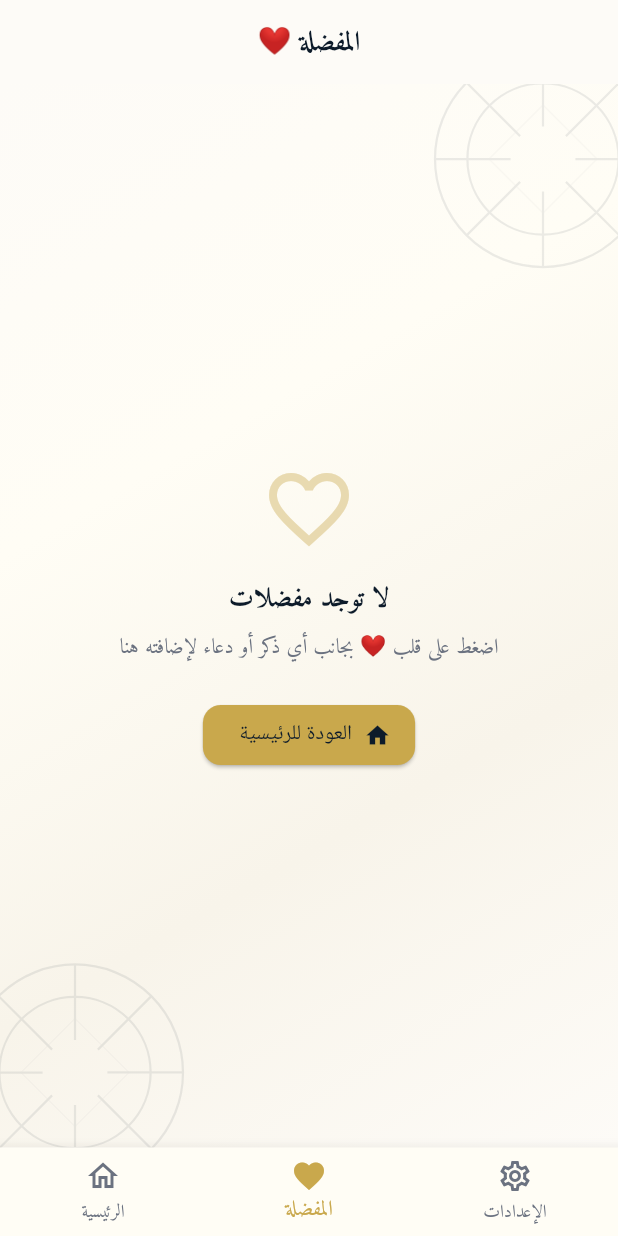
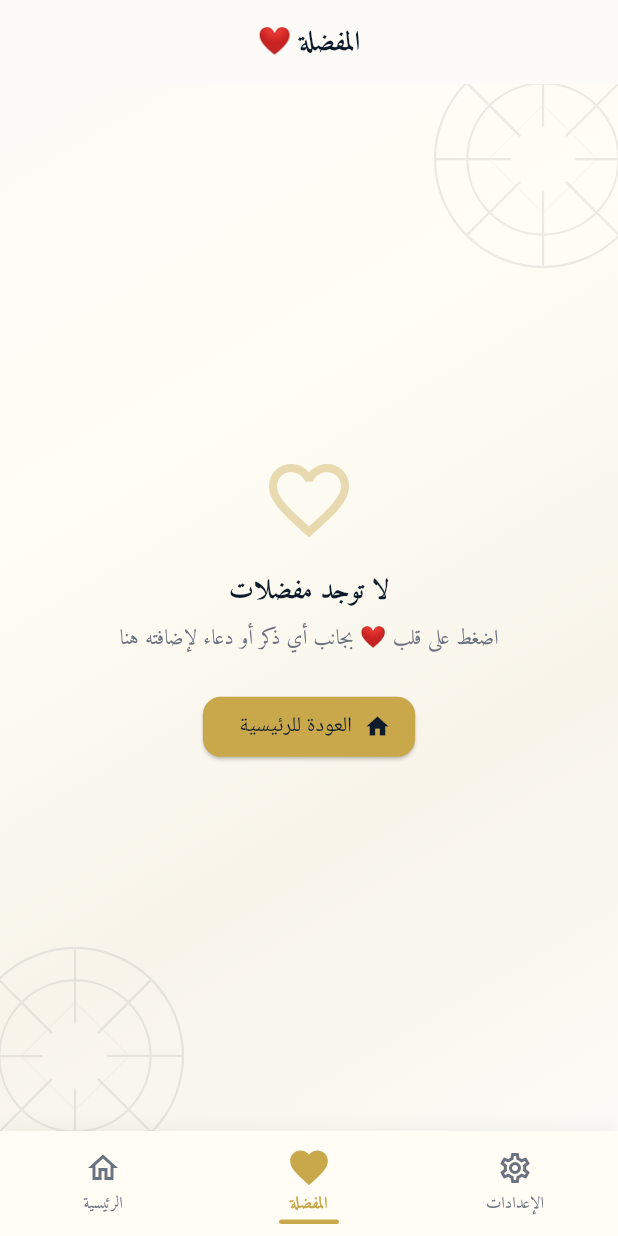
Before and after one commit to galxys2s2-cloud/adhkar-app, a Flutter app: the FavoritesScreen screen opened by its route, on a phone screen of 412 x 824 dp. Run offline on Flutter 3.47's test engine with Material 3 defaults, Android fonts, the phone set to English and light mode, and no system bars; our stand-ins replace flutter_local_notifications, flutter_riverpod, go_router, hive, hive_flutter, share_plus and 1 more; accounts and stored records are empty.

Commit message:
feat: page transitions, animated bottom nav, smooth theme switch
- Add CustomTransitionPage with slide+fade (easeInOutCubic, 300ms)
  to all GoRouter routes in lib/app.dart
- Replace BottomNavigationBar with custom _AnimatedBottomNav:
  * AnimatedScale icons with easeOutBack bounce on selection
  * Gold underline indicator sliding via AnimatedPositioned
  * Proper dark/light unselected color handling
- Wrap ArabesqueBackground gradient in AnimatedContainer
  (500ms easeInOut) for smooth theme switches

```diff
--- a/lib/app.dart
+++ b/lib/app.dart
@@ -25,50 +25,104 @@ final appRouterProvider = Provider<GoRouter>((ref) {
           GoRoute(
             path: AppConstants.routeHome,
             name: 'home',
-            builder: (context, state) => const HomeScreen(),
+            pageBuilder: (context, state) => _buildTransitionPage(
+              const HomeScreen(),
+            ),
           ),
           GoRoute(
             path: AppConstants.routeFavorites,
             name: 'favorites',
-            builder: (context, state) => const FavoritesScreen(),
+            pageBuilder: (context, state) => _buildTransitionPage(
+              const FavoritesScreen(),
+            ),
           ),
           GoRoute(
             path: AppConstants.routeSettings,
             name: 'settings',
-            builder: (context, state) => const SettingsScreen(),
+            pageBuilder: (context, state) => _buildTransitionPage(
+              const SettingsScreen(),
+            ),
           ),
         ],
       ),
       GoRoute(
         path: AppConstants.routeAdhkar,
         name: 'adhkar',
-        builder: (context, state) => const AdhkarScreen(),
+        pageBuilder: (context, state) => _buildTransitionPage(
+          const AdhkarScreen(),
+        ),
       ),
       GoRoute(
         path: '${AppConstants.routeAdhkar}/:category',
         name: 'adhkar_detail',
-        builder: (context, state) => AdhkarDetailScreen(
-          category: state.pathParameters['category'] ?? 'morning',
+        pageBuilder: (context, state) => _buildTransitionPage(
+          AdhkarDetailScreen(
+            category: state.pathParameters['category'] ?? 'morning',
+          ),
         ),
       ),
       GoRoute(
         path: AppConstants.routeDuaa,
         name: 'duaa',
-        builder: (context, state) => const DuaaScreen(),
+        pageBuilder: (context, state) => _buildTransitionPage(
+          const DuaaScreen(),
+        ),
       ),
       GoRoute(
         path: AppConstants.routeTasbeeh,
         name: 'tasbeeh',
-        builder: (context, state) => const TasbeehScreen(),
+        pageBuilder: (context, state) => _buildTransitionPage(
+          const TasbeehScreen(),
+        ),
       ),
       GoRoute(
         path: '/tasbeeh/stats',
         name: 'tasbeeh_stats',
-        builder: (context, state) => const StatsScreen(),
+        pageBuilder: (context, state) => _buildTransitionPage(
+          const StatsScreen(),
+        ),
       ),
     ],
   );
 });
+
+/// Builds a [CustomTransitionPage] with slide (from right, ~200ms interval)
+/// + fade (0.0 to 1.0, ~300ms) using [Curves.easeInOutCubic].
+CustomTransitionPage _buildTransitionPage(Widget child) {
+  return CustomTransitionPage(
+    child: child,
+    transitionsBuilder: (context, animation, secondaryAnimation, child) {
+      final slideAnimation = Tween<Offset>(
+        begin: const Offset(1.0, 0.0),
+        end: Offset.zero,
+      ).animate(
+        CurvedAnimation(
+          parent: animation,
+          curve: const Interval(0.0, 0.66, curve: Curves.easeInOutCubic),
+        ),
+      );
+
+      final fadeAnimation = Tween<double>(
+        begin: 0.0,
+        end: 1.0,
+      ).animate(
+        CurvedAnimation(
+          parent: animation,
+          curve: const Interval(0.0, 1.0, curve: Curves.easeInOutCubic),
+        ),
+      );
+
+      return SlideTransition(
+        position: slideAnimation,
+        child: FadeTransition(
+          opacity: fadeAnimation,
+          child: child,
+        ),
+      );
+    },
+    transitionDuration: const Duration(milliseconds: 300),
+  );
+}
 
 class _MainScaffold extends ConsumerWidget {
   final Widget child;
@@ -91,8 +145,9 @@ class _MainScaffold extends ConsumerWidget {
 
     return Scaffold(
       body: child,
-      bottomNavigationBar: BottomNavigationBar(
+      bottomNavigationBar: _AnimatedBottomNav(
         currentIndex: currentIndex,
+        favCount: favCount,
         onTap: (index) {
           switch (index) {
             case 0:
@@ -106,38 +161,148 @@ class _MainScaffold extends ConsumerWidget {
               break;
           }
         },
-        backgroundColor: Theme.of(context).brightness == Brightness.dark
-            ? AppColors.darkSurface
-            : AppColors.lightSurface,
-        selectedItemColor: AppColors.gold,
-        unselectedItemColor: AppColors.lightTextSecondary,
-        type: BottomNavigationBarType.fixed,
-        items: [
-          const BottomNavigationBarItem(
-            icon: Icon(Icons.home_outlined),
-            activeIcon: Icon(Icons.home),
-            label: 'الرئيسية',
-          ),
-          BottomNavigationBarItem(
-            icon: Badge(
-              isLabelVisible: favCount > 0,
-              label: Text('$favCount'),
-              child: const Icon(Icons.favorite_border),
-            ),
-            activeIcon: Badge(
-              isLabelVisible: favCount > 0,
-              label: Text('$favCount'),
-              child: const Icon(Icons.favorite),
-            ),
-            label: 'المفضلة',
-          ),
-          const BottomNavigationBarItem(
-            icon: Icon(Icons.settings_outlined),
-            activeIcon: Icon(Icons.settings),
-            label: 'الإعدادات',
-          ),
-        ],
       ),
     );
   }
 }
+
+class _AnimatedBottomNav extends StatelessWidget {
+  final int currentIndex;
+  final int favCount;
+  final ValueChanged<int> onTap;
+
+  const _AnimatedBottomNav({
+    required this.currentIndex,
+    required this.favCount,
+    required this.onTap,
+  });
+
+  @override
+  Widget build(BuildContext context) {
+    final isDark = Theme.of(context).brightness == Brightness.dark;
+    final bgColor = isDark ? AppColors.darkSurface : AppColors.lightSurface;
+    final unselectedColor = isDark
+        ? AppColors.darkTextSecondary
+        : AppColors.lightTextSecondary;
+
+    return Container(
+      height: 70,
+      decoration: BoxDecoration(
+        color: bgColor,
+        boxShadow: [
+          BoxShadow(
+            color: Colors.black.withValues(alpha: 0.05),
+            blurRadius: 10,
+            offset: const Offset(0, -2),
+          ),
+        ],
+      ),
+      child: LayoutBuilder(
+        builder: (context, constraints) {
+          final itemWidth = constraints.maxWidth / 3;
+          final indicatorLeft = itemWidth * currentIndex +
+              (itemWidth - 40) / 2;
+
+          return Stack(
+            children: [
+              // Gold underline indicator — smoothly slides between items
+              AnimatedPositioned(
+                duration: const Duration(milliseconds: 300),
+                curve: Curves.easeInOutCubic,
+                bottom: 8,
+                left: indicatorLeft,
+                child: Container(
+                  width: 40,
+                  height: 3,
+                  decoration: BoxDecoration(
+                    color: AppColors.gold,
+                    borderRadius: BorderRadius.circular(2),
+                  ),
+                ),
+              ),
+              // Nav items row
+              Row(
+                children: [
+                  _buildItem(
+                    0,
+                    Icons.home_outlined,
+                    Icons.home,
+                    'الرئيسية',
+                    unselectedColor,
+                  ),
+                  _buildItem(
+                    1,
+                    Icons.favorite_border,
+                    Icons.favorite,
+                    'المفضلة',
+                    unselectedColor,
+                    badge: favCount,
+                  ),
+                  _buildItem(
+                    2,
+                    Icons.settings_outlined,
+                    Icons.settings,
+                    'الإعدادات',
+                    unselectedColor,
+                  ),
+                ],
+              ),
+            ],
+          );
+        },
+      ),
+    );
+  }
+
+  Widget _buildItem(
+    int index,
+    IconData icon,
+    IconData activeIcon,
+    String label,
+    Color unselectedColor, {
+    int badge = 0,
+  }) {
+    final isSelected = index == currentIndex;
+
+    return Expanded(
+      child: GestureDetector(
+        behavior: HitTestBehavior.translucent,
+        onTap: () => onTap(index),
+        child: Column(
+          mainAxisAlignment: MainAxisAlignment.center,
+          children: [
+            AnimatedScale(
+              scale: isSelected ? 1.25 : 1.0,
+              duration: const Duration(milliseconds: 300),
+              curve: isSelected ? Curves.easeOutBack : Curves.easeInOutCubic,
+              child: badge > 0 && index == 1
+                  ? Badge(
+                      isLabelVisible: true,
+                      label: Text('$badge'),
+                      child: Icon(
+                        isSelected ? activeIcon : icon,
+                        color: isSelected ? AppColors.gold : unselectedColor,
+                        size: 24,
+                      ),
+                    )
+                  : Icon(
+                      isSelected ? activeIcon : icon,
+                      color: isSelected ? AppColors.gold : unselectedColor,
+                      size: 24,
+                    ),
+            ),
+            const SizedBox(height: 4),
+            Text(
+              label,
+              style: TextStyle(
+                color: isSelected ? AppColors.gold : unselectedColor,
+                fontSize: 11,
+                fontWeight: isSelected ? FontWeight.w600 : FontWeight.normal,
+              ),
+            ),
+          ],
+        ),
+      ),
+    );
+  }
+}
--- a/lib/shared/widgets/arabesque_bg.dart
+++ b/lib/shared/widgets/arabesque_bg.dart
@@ -14,7 +14,9 @@ class ArabesqueBackground extends StatelessWidget {
   Widget build(BuildContext context) {
     final isDark = Theme.of(context).brightness == Brightness.dark;
 
-    return Container(
+    return AnimatedContainer(
+      duration: const Duration(milliseconds: 500),
+      curve: Curves.easeInOut,
       decoration: BoxDecoration(
         gradient: LinearGradient(
           begin: Alignment.topLeft,
```
